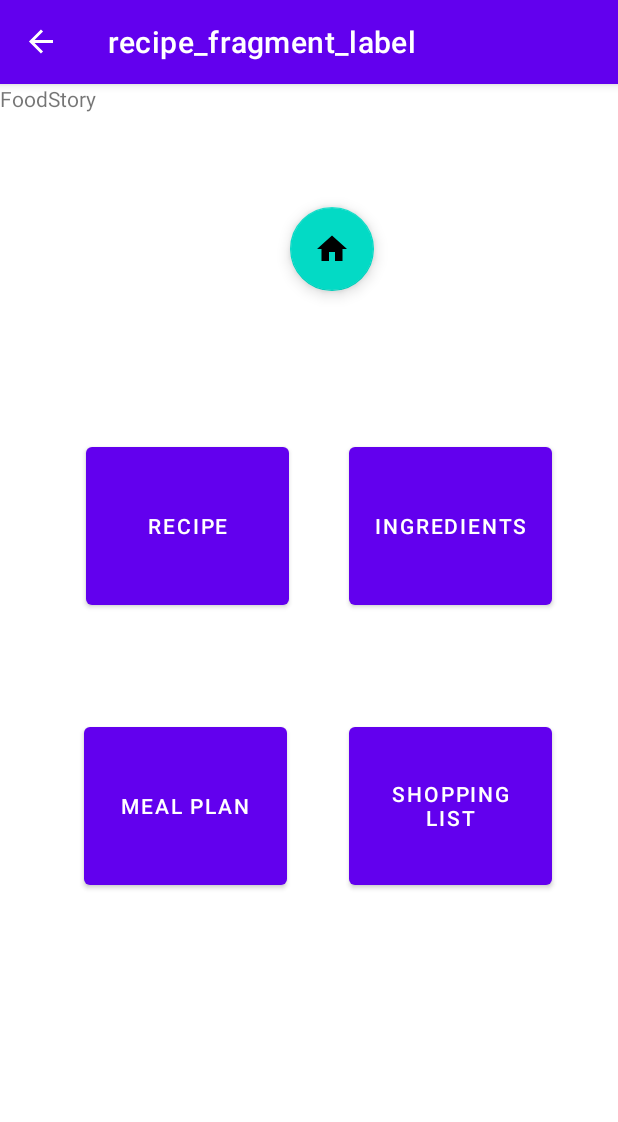
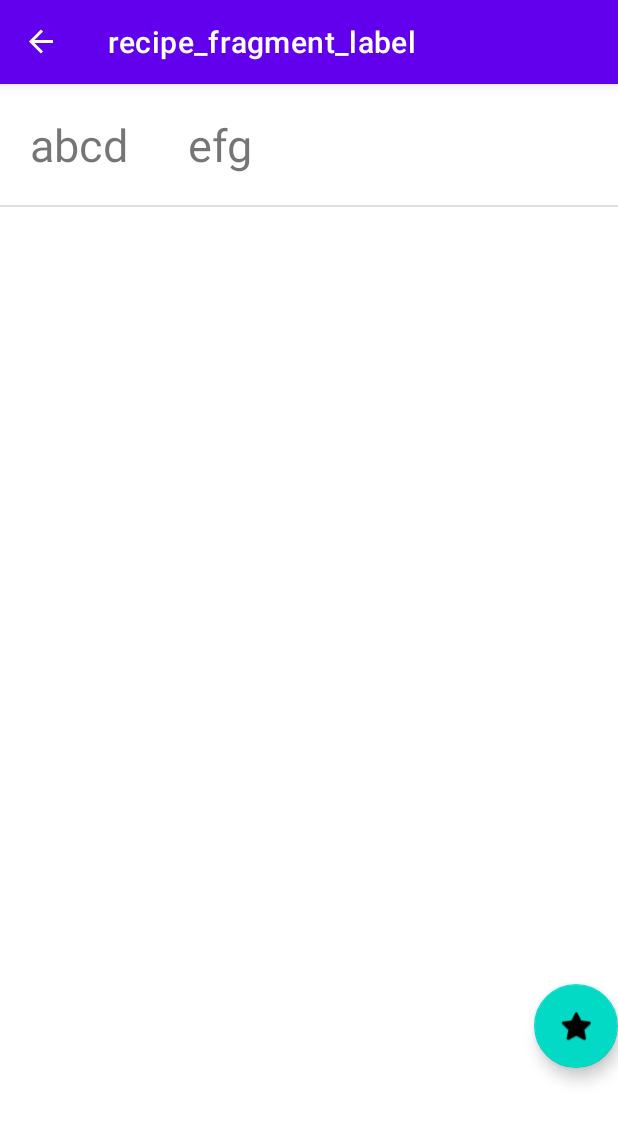
Before and after one commit to CMPUT301F22T30/FoodStory, an Android app: the RecipeFragment screen opened through its navigation route, on a phone screen of 412 x 824 dp. Shown: the top 1122 px of the screen. Run offline under Robolectric (Android 15) with nearby library versions, the phone set to English and light mode, and no system bars; our stand-ins replace Firebase (no records; nobody signed in at launch, a user with empty details on screens opened directly), navigation-ui.

Commit message:
Display Recipe complete

```diff
--- a/code/app/src/main/java/com/example/foodstory/RecipeAdapter.java
+++ b/code/app/src/main/java/com/example/foodstory/RecipeAdapter.java
@@ -1,5 +1,39 @@
 package com.example.foodstory;
 
-public class RecipeAdapter {
+import android.content.Context;
+import android.view.LayoutInflater;
+import android.view.View;
+import android.view.ViewGroup;
+import android.widget.ArrayAdapter;
+import android.widget.TextView;
 
+import androidx.annotation.NonNull;
+import androidx.annotation.Nullable;
+
+import java.util.ArrayList;
+
+public class RecipeAdapter extends ArrayAdapter<RecipeClass> {
+    private ArrayList<RecipeClass> recipes;
+    private Context context;
+    public RecipeAdapter(Context context, ArrayList<RecipeClass> recipes){
+        super(context,0, recipes);
+        this.recipes = recipes;
+        this.context = context;
+    }
+
+    @NonNull
+    @Override
+    public View getView(int position, @Nullable View convertView, @NonNull ViewGroup parent) {
+//        return super.getView(position, convertView, parent);
+        View view = convertView;
+        if(view == null){
+            view = LayoutInflater.from(context).inflate(R.layout.recipe_display, parent,false);
+        }
+        RecipeClass recipe = recipes.get(position);
+        TextView recipeTitle = view.findViewById(R.id.title_text);
+        TextView recipeCategory = view.findViewById(R.id.category_text);
+        recipeTitle.setText(recipe.getTitle());
+        recipeCategory.setText(recipe.getRecipeCategory());
+        return view;
+    }
 }
--- a/code/app/src/main/java/com/example/foodstory/RecipeClass.java
+++ b/code/app/src/main/java/com/example/foodstory/RecipeClass.java
@@ -11,13 +11,29 @@ public class RecipeClass {
     private String photo;
     private ArrayList<Ingredient> ingredients;
 
-    public RecipeClass(String title, String prepTime, int numServings, String recipeCategory, String comments, String photo, ArrayList<Ingredient> ingredients) {
+    public RecipeClass(String title, String prepTime, int numServings, String recipeCategory, String comments, String photo) {
         this.title = title;
         this.prepTime = prepTime;
         this.numServings = numServings;
         this.recipeCategory = recipeCategory;
         this.comments = comments;
         this.photo = photo;
-        this.ingredients = ingredients;
+        //this.ingredients = ingredients;
+    }
+
+    public String getTitle() {
+        return title;
+    }
+
+    public void setTitle(String title) {
+        this.title = title;
+    }
+
+    public String getRecipeCategory() {
+        return recipeCategory;
+    }
+
+    public void setRecipeCategory(String recipeCategory) {
+        this.recipeCategory = recipeCategory;
     }
 }
--- a/code/app/src/main/java/com/example/foodstory/RecipeFragment.java
+++ b/code/app/src/main/java/com/example/foodstory/RecipeFragment.java
@@ -1,10 +1,51 @@
 package com.example.foodstory;
 
+import android.os.Bundle;
+import android.view.LayoutInflater;
+import android.view.View;
+import android.view.ViewGroup;
+import android.widget.ArrayAdapter;
+import android.widget.ListView;
+
+import androidx.annotation.NonNull;
 import androidx.fragment.app.Fragment;
 
+import com.example.foodstory.databinding.RecipeFragmentBinding;
+
+import java.util.ArrayList;
+import java.util.List;
+
 public class RecipeFragment extends Fragment {
-    public RecipeFragment() {
+    private RecipeFragmentBinding binding;
 
-        super(R.layout.home_fragment);
+    public RecipeFragment(){
+    }
+
+    @Override
+    public View onCreateView(
+            LayoutInflater inflater, ViewGroup container,
+            Bundle savedInstanceState
+    ) {
+
+        binding = RecipeFragmentBinding.inflate(inflater, container, false);
+        return binding.getRoot();
+
+    }
+
+    public void onViewCreated(@NonNull View view, Bundle savedInstanceState) {
+        super.onViewCreated(view, savedInstanceState);
+        ArrayList<RecipeClass> recipe_List = new ArrayList<RecipeClass>();
+        ArrayAdapter<RecipeClass> recipe_Adapter = new RecipeAdapter(getActivity(),recipe_List);
+        ListView recipeList = getView().findViewById(R.id.recipe_list);
+        recipeList.setAdapter(recipe_Adapter);
+        RecipeClass testRecipe = new RecipeClass("abcd", "cd", 12, "efg", "de", "xyz");
+        recipe_List.add(testRecipe);
+        recipe_Adapter.notifyDataSetChanged();
+    }
+
+    @Override
+    public void onDestroyView() {
+        super.onDestroyView();
+        binding = null;
     }
 }
--- /dev/null
+++ b/code/app/src/main/res/layout/recipe_display.xml
@@ -0,0 +1,24 @@
+<?xml version="1.0" encoding="utf-8"?>
+<LinearLayout
+    xmlns:android="http://schemas.android.com/apk/res/android"
+    android:layout_height="wrap_content"
+    android:layout_width="match_parent"
+    android:orientation="horizontal">
+    <TextView
+        android:id="@+id/title_text"
+        android:layout_width="wrap_content"
+        android:layout_height="wrap_content"
+        android:padding="20dp"
+        android:text="Title"
+        android:textSize="30sp">
+    </TextView>
+    <TextView
+        android:layout_width="wrap_content"
+        android:layout_height="wrap_content"
+        android:id="@+id/category_text"
+        android:textSize="30sp"
+        android:layout_marginLeft="20dp"
+        android:text="Category">
+    </TextView>
+
+</LinearLayout>
--- a/code/app/src/main/res/layout/recipe_fragment.xml
+++ b/code/app/src/main/res/layout/recipe_fragment.xml
@@ -1,6 +1,7 @@
 <?xml version="1.0" encoding="utf-8"?>
 <LinearLayout
     xmlns:android="http://schemas.android.com/apk/res/android"
+    xmlns:app="http://schemas.android.com/apk/res-auto"
     xmlns:tools="http://schemas.android.com/tools"
     android:layout_width="match_parent"
     android:layout_height="match_parent"
@@ -10,6 +11,16 @@
     <ListView
         android:id="@+id/recipe_list"
         android:layout_width="match_parent"
-        android:layout_height="match_parent">
-    </ListView>
+        android:layout_height="600dp" />
+
+    <com.google.android.material.floatingactionbutton.FloatingActionButton
+        android:id="@+id/addRecipeButton"
+        android:layout_width="match_parent"
+        android:layout_height="wrap_content"
+        android:layout_gravity="bottom|end"
+        android:clickable="true"
+        android:focusable="true"
+        app:srcCompat="@android:drawable/btn_star_big_on" />
+
+
 </LinearLayout>
```
